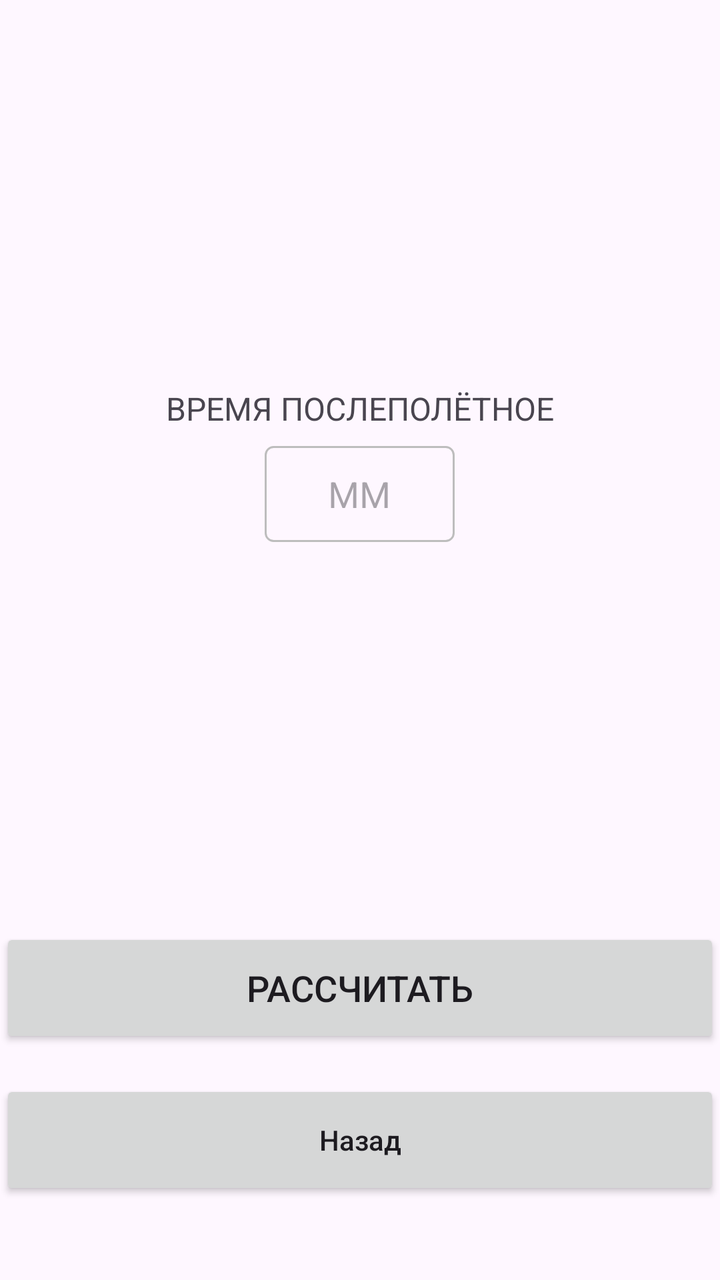
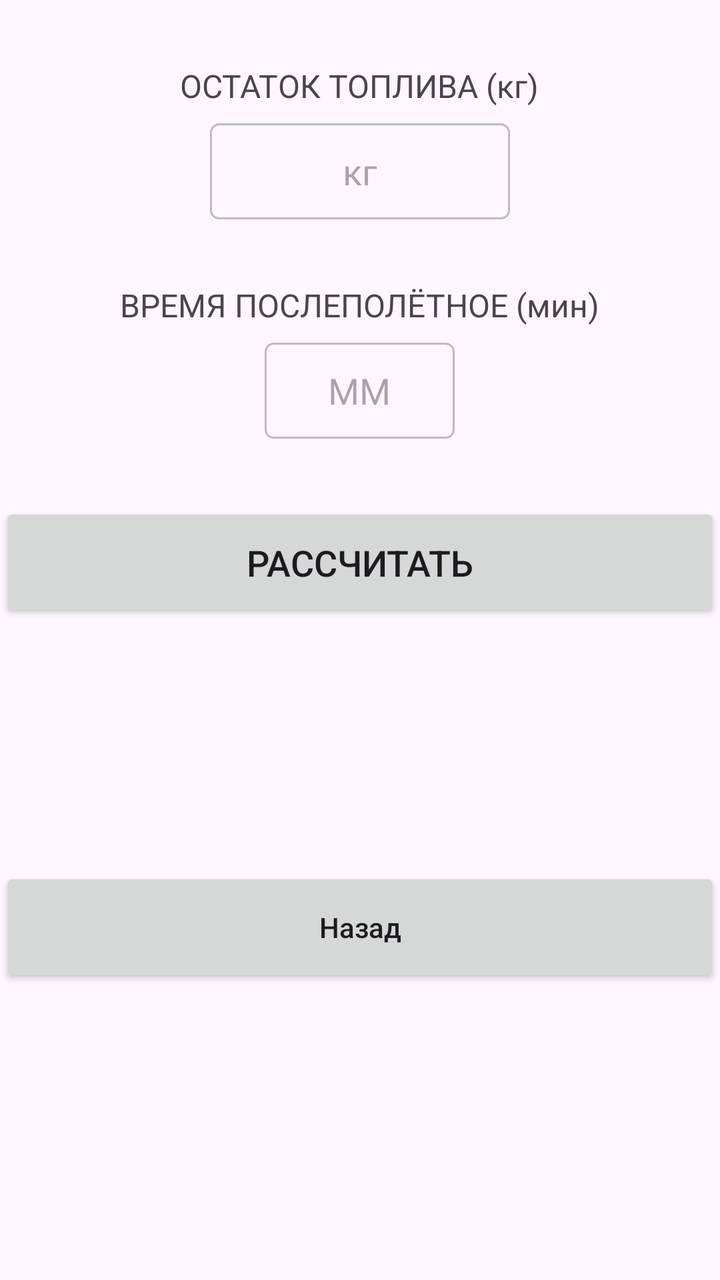

Screens rendered from an Android XML layout before and after an edit, with the pre-edit source and the edit as a unified diff.
<!-- AndroidManifest.xml: application theme Theme.Flight_information_calculator -->
<!-- res/layout/activity_calculate.xml -->
<?xml version="1.0" encoding="utf-8"?>
<androidx.constraintlayout.widget.ConstraintLayout xmlns:android="http://schemas.android.com/apk/res/android"
    xmlns:app="http://schemas.android.com/apk/res-auto"
    xmlns:tools="http://schemas.android.com/tools"
    android:id="@+id/main"
    android:layout_width="match_parent"
    android:layout_height="match_parent"
    tools:context=".calculate">
    
    <LinearLayout
        android:id="@+id/postFlightTimeContainer"
        android:layout_width="0dp"
        android:layout_height="wrap_content"
        android:orientation="vertical"
        android:gravity="center_horizontal"
        app:layout_constraintBottom_toTopOf="@+id/btnCalculate"
        app:layout_constraintEnd_toEndOf="parent"
        app:layout_constraintStart_toStartOf="parent"
        app:layout_constraintTop_toTopOf="parent"
        app:layout_constraintVertical_chainStyle="packed">

        <TextView
            android:layout_width="wrap_content"
            android:layout_height="wrap_content"
            android:text="ВРЕМЯ ПОСЛЕПОЛЁТНОЕ"
            android:textSize="16sp"
            android:layout_marginBottom="8dp"/>

        <LinearLayout
            android:layout_width="wrap_content"
            android:layout_height="wrap_content"
            android:orientation="horizontal"
            android:gravity="center">

            <EditText
                android:id="@+id/postFlightMinutes"
                android:layout_width="95dp"
                android:layout_height="48dp"
                android:background="@drawable/edit_text_border"
                android:gravity="center"
                android:hint="ММ"
                android:inputType="number"
                android:maxLength="2" />
        </LinearLayout>
    </LinearLayout>

    
    <Button
        android:id="@+id/btnCalculate"
        android:layout_width="0dp"
        android:layout_height="60dp"
        android:layout_marginBottom="16dp"
        android:text="РАССЧИТАТЬ"
        android:textAllCaps="false"
        android:textSize="18sp"
        app:layout_constraintBottom_toTopOf="@+id/btnBackBottom"
        app:layout_constraintEnd_toEndOf="parent"
        app:layout_constraintStart_toStartOf="parent"/>

    
    <Button
        android:id="@+id/btnBackBottom"
        android:layout_width="0dp"
        android:layout_height="60dp"
        android:layout_marginBottom="40dp"
        android:text="Назад"
        android:textAllCaps="false"
        app:layout_constraintBottom_toBottomOf="parent"
        app:layout_constraintEnd_toEndOf="parent"
        app:layout_constraintStart_toStartOf="parent"/>

</androidx.constraintlayout.widget.ConstraintLayout>
<!-- resources referenced by this layout -->
<resources>
  <!-- drawable edit_text_border (drawable) -->
  <?xml version="1.0" encoding="utf-8"?>
  <shape xmlns:android="http://schemas.android.com/apk/res/android">
      <solid android:color="@android:color/transparent"/>
      <corners android:radius="4dp"/>
      <stroke android:width="1dp" android:color="#BDBDBD"/>
  </shape>
  <style name="Theme.Flight_information_calculator" parent="Base.Theme.Flight_information_calculator" />
  <style name="Base.Theme.Flight_information_calculator" parent="Theme.Material3.DayNight.NoActionBar">
          
          
      </style>
</resources>

<!-- the commit's change to res/layout/activity_calculate.xml (unified diff, before → after) -->
@@ -1,36 +1,65 @@
 <?xml version="1.0" encoding="utf-8"?>
-<androidx.constraintlayout.widget.ConstraintLayout xmlns:android="http://schemas.android.com/apk/res/android"
+<ScrollView xmlns:android="http://schemas.android.com/apk/res/android"
     xmlns:app="http://schemas.android.com/apk/res-auto"
     xmlns:tools="http://schemas.android.com/tools"
-    android:id="@+id/main"
     android:layout_width="match_parent"
     android:layout_height="match_parent"
-    tools:context=".calculate">
-    
-    <LinearLayout
-        android:id="@+id/postFlightTimeContainer"
-        android:layout_width="0dp"
+    android:fillViewport="true">
+
+    <androidx.constraintlayout.widget.ConstraintLayout
+        android:id="@+id/main"
+        android:layout_width="match_parent"
         android:layout_height="wrap_content"
-        android:orientation="vertical"
-        android:gravity="center_horizontal"
-        app:layout_constraintBottom_toTopOf="@+id/btnCalculate"
-        app:layout_constraintEnd_toEndOf="parent"
-        app:layout_constraintStart_toStartOf="parent"
-        app:layout_constraintTop_toTopOf="parent"
-        app:layout_constraintVertical_chainStyle="packed">
+        tools:context=".calculate">
 
-        <TextView
-            android:layout_width="wrap_content"
+        
+        <LinearLayout
+            android:id="@+id/remainingFuelContainer"
+            android:layout_width="0dp"
             android:layout_height="wrap_content"
-            android:text="ВРЕМЯ ПОСЛЕПОЛЁТНОЕ"
-            android:textSize="16sp"
-            android:layout_marginBottom="8dp"/>
+            android:layout_marginTop="32dp"
+            android:orientation="vertical"
+            android:gravity="center_horizontal"
+            app:layout_constraintEnd_toEndOf="parent"
+            app:layout_constraintStart_toStartOf="parent"
+            app:layout_constraintTop_toTopOf="parent">
 
+            <TextView
+                android:layout_width="wrap_content"
+                android:layout_height="wrap_content"
+                android:text="ОСТАТОК ТОПЛИВА (кг)"
+                android:textSize="16sp"
+                android:layout_marginBottom="8dp"/>
+
+            <EditText
+                android:id="@+id/remainingFuelInput"
+                android:layout_width="150dp"
+                android:layout_height="48dp"
+                android:background="@drawable/edit_text_border"
+                android:gravity="center"
+                android:hint="кг"
+                android:inputType="number"
+                android:maxLength="5"/>
+        </LinearLayout>
+
+        
         <LinearLayout
-            android:layout_width="wrap_content"
+            android:id="@+id/postFlightTimeContainer"
+            android:layout_width="0dp"
             android:layout_height="wrap_content"
-            android:orientation="horizontal"
-            android:gravity="center">
+            android:layout_marginTop="32dp"
+            android:orientation="vertical"
+            android:gravity="center_horizontal"
+            app:layout_constraintEnd_toEndOf="parent"
+            app:layout_constraintStart_toStartOf="parent"
+            app:layout_constraintTop_toBottomOf="@id/remainingFuelContainer">
+
+            <TextView
+                android:layout_width="wrap_content"
+                android:layout_height="wrap_content"
+                android:text="ВРЕМЯ ПОСЛЕПОЛЁТНОЕ (мин)"
+                android:textSize="16sp"
+                android:layout_marginBottom="8dp"/>
 
             <EditText
                 android:id="@+id/postFlightMinutes"
@@ -40,33 +69,34 @@
                 android:gravity="center"
                 android:hint="ММ"
                 android:inputType="number"
-                android:maxLength="2" />
+                android:maxLength="3"/>
         </LinearLayout>
-    </LinearLayout>
 
-    
-    <Button
-        android:id="@+id/btnCalculate"
-        android:layout_width="0dp"
-        android:layout_height="60dp"
-        android:layout_marginBottom="16dp"
-        android:text="РАССЧИТАТЬ"
-        android:textAllCaps="false"
-        android:textSize="18sp"
-        app:layout_constraintBottom_toTopOf="@+id/btnBackBottom"
-        app:layout_constraintEnd_toEndOf="parent"
-        app:layout_constraintStart_toStartOf="parent"/>
+        
+        <Button
+            android:id="@+id/btnCalculate"
+            android:layout_width="0dp"
+            android:layout_height="60dp"
+            android:layout_marginTop="32dp"
+            android:text="РАССЧИТАТЬ"
+            android:textAllCaps="false"
+            android:textSize="18sp"
+            app:layout_constraintEnd_toEndOf="parent"
+            app:layout_constraintStart_toStartOf="parent"
+            app:layout_constraintTop_toBottomOf="@id/postFlightTimeContainer"/>
 
-    
-    <Button
-        android:id="@+id/btnBackBottom"
-        android:layout_width="0dp"
-        android:layout_height="60dp"
-        android:layout_marginBottom="40dp"
-        android:text="Назад"
-        android:textAllCaps="false"
-        app:layout_constraintBottom_toBottomOf="parent"
-        app:layout_constraintEnd_toEndOf="parent"
-        app:layout_constraintStart_toStartOf="parent"/>
-
-</androidx.constraintlayout.widget.ConstraintLayout>
+        
+        <Button
+            android:id="@+id/btnBackBottom"
+            android:layout_width="0dp"
+            android:layout_height="60dp"
+            android:layout_marginTop="16dp"
+            android:layout_marginBottom="40dp"
+            android:text="Назад"
+            android:textAllCaps="false"
+            app:layout_constraintBottom_toBottomOf="parent"
+            app:layout_constraintEnd_toEndOf="parent"
+            app:layout_constraintStart_toStartOf="parent"
+            app:layout_constraintTop_toBottomOf="@id/btnCalculate"/>
+    </androidx.constraintlayout.widget.ConstraintLayout>
+</ScrollView>
